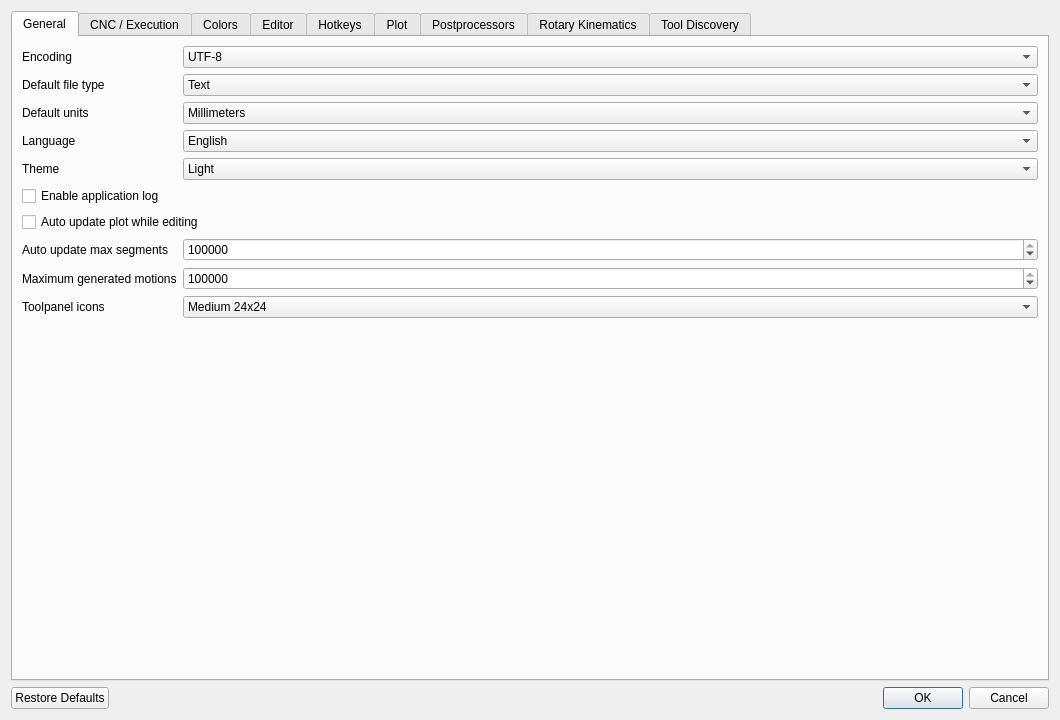
Old version of the form app/ui/generated/dialogs/options.ui in the repository MaestroFusion360/easy_gcode_plot.
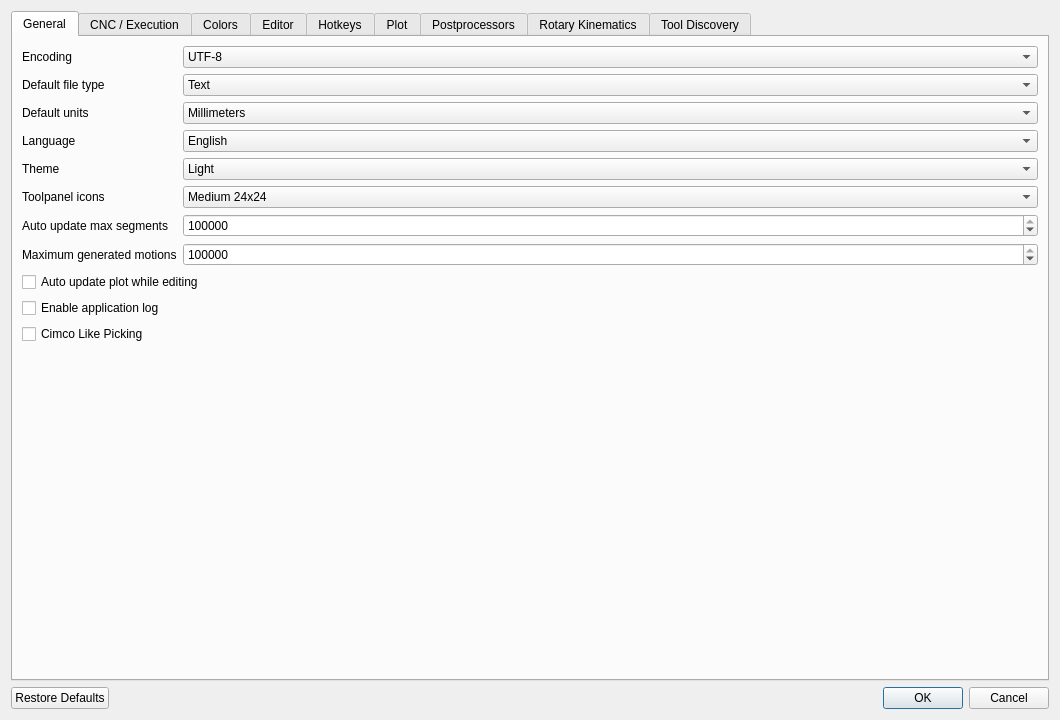
New version of the form. Icons and pictures are not drawn.

Commit message: 3D Picking & Stability

What changed in the file:
```diff
--- a/app/ui/generated/dialogs/options.ui
+++ b/app/ui/generated/dialogs/options.ui
@@ -126,28 +126,29 @@
                                     </item>
                                 </widget>
                             </item>
-                            <item row="5" column="0" colspan="2">
-                                <widget class="QCheckBox" name="loggingCheck">
+                            <item row="5" column="0">
+                                <widget class="QLabel" name="toolpanelIconsLabel">
                                     <property name="text">
-                                        <string>Enable application log</string>
+                                        <string>Toolpanel icons</string>
                                     </property>
                                 </widget>
                             </item>
-                            <item row="6" column="0" colspan="2">
-                                <widget class="QCheckBox" name="autoUpdateCheck">
-                                    <property name="text">
-                                        <string>Auto update plot while editing</string>
-                                    </property>
+                            <item row="5" column="1">
+                                <widget class="QComboBox" name="toolpanelIconsCombo">
+                                    <property name="currentIndex"><number>1</number></property>
+                                    <item><property name="text"><string>Large 32x32</string></property></item>
+                                    <item><property name="text"><string>Medium 24x24</string></property></item>
+                                    <item><property name="text"><string>Small 16x16</string></property></item>
                                 </widget>
                             </item>
-                            <item row="7" column="0">
+                            <item row="6" column="0">
                                 <widget class="QLabel" name="autoUpdateMaxSegmentsLabel">
                                     <property name="text">
                                         <string>Auto update max segments</string>
                                     </property>
                                 </widget>
                             </item>
-                            <item row="7" column="1">
+                            <item row="6" column="1">
                                 <widget class="QSpinBox" name="autoUpdateMaxSegmentsSpin">
                                     <property name="toolTip">
                                         <string>Maximum sampled points for automatic refresh only. Manual Update has no hidden render limit.</string>
@@ -166,14 +167,14 @@
                                     </property>
                                 </widget>
                             </item>
-                            <item row="8" column="0">
+                            <item row="7" column="0">
                                 <widget class="QLabel" name="maxGeneratedMotionsLabel">
                                     <property name="text">
                                         <string>Maximum generated motions</string>
                                     </property>
                                 </widget>
                             </item>
-                            <item row="8" column="1">
+                            <item row="7" column="1">
                                 <widget class="QSpinBox" name="maxGeneratedMotionsSpin">
                                     <property name="toolTip">
                                         <string>Maximum total number of motions generated by one CNC execution.</string>
@@ -192,19 +193,28 @@
                                     </property>
                                 </widget>
                             </item>
-                            <item row="9" column="0">
-                                <widget class="QLabel" name="toolpanelIconsLabel">
+                            <item row="8" column="0" colspan="2">
+                                <widget class="QCheckBox" name="autoUpdateCheck">
                                     <property name="text">
-                                        <string>Toolpanel icons</string>
+                                        <string>Auto update plot while editing</string>
                                     </property>
                                 </widget>
                             </item>
-                            <item row="9" column="1">
-                                <widget class="QComboBox" name="toolpanelIconsCombo">
-                                    <property name="currentIndex"><number>1</number></property>
-                                    <item><property name="text"><string>Large 32x32</string></property></item>
-                                    <item><property name="text"><string>Medium 24x24</string></property></item>
-                                    <item><property name="text"><string>Small 16x16</string></property></item>
+                            <item row="9" column="0" colspan="2">
+                                <widget class="QCheckBox" name="loggingCheck">
+                                    <property name="text">
+                                        <string>Enable application log</string>
+                                    </property>
+                                </widget>
+                            </item>
+                            <item row="10" column="0" colspan="2">
+                                <widget class="QCheckBox" name="cimcoLikePickingCheck">
+                                    <property name="text">
+                                        <string>Cimco Like Picking</string>
+                                    </property>
+                                    <property name="toolTip">
+                                        <string>Milling: left-click selects a toolpath movement; drag with the right button to pan. Right-click opens the context menu. When off, use Shift+left-click to select and drag with the left button to pan.</string>
+                                    </property>
                                 </widget>
                             </item>
                         </layout>
```
The commit also changes 26 other files.
